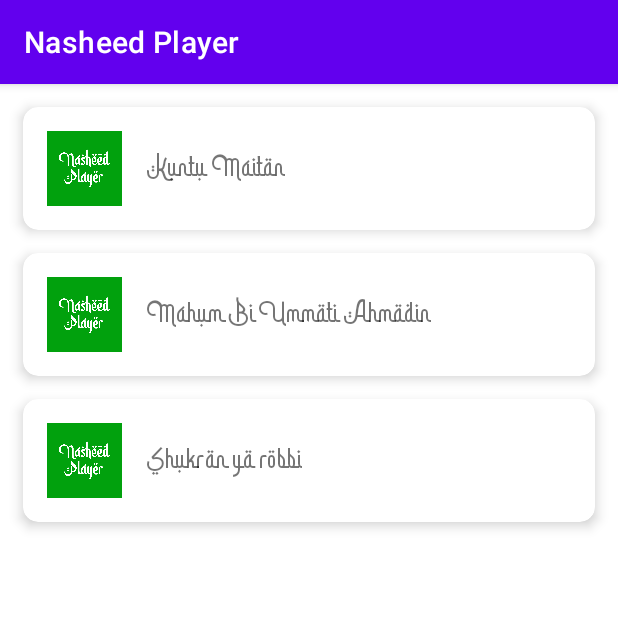
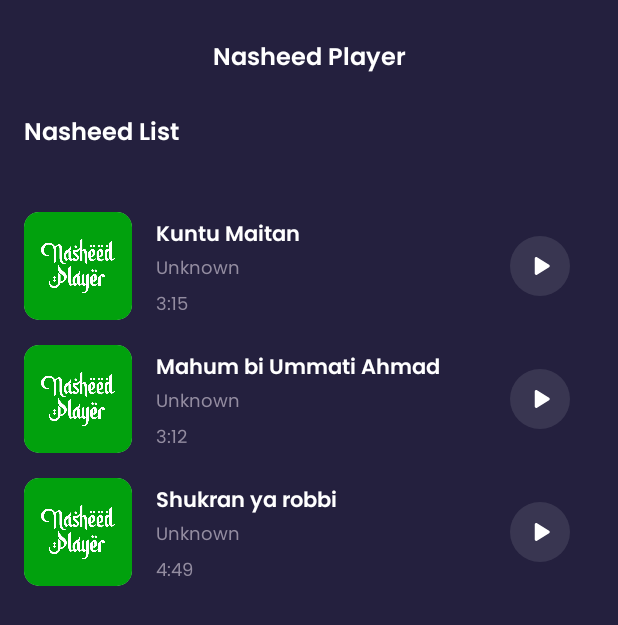
Before and after one commit to UsmonHamidulloh/nasheed-player, an Android app: the screen it shows after launch (MainActivity), on a phone screen of 412 x 824 dp. Shown: the top 625 px of the screen. Run offline under Robolectric (Android 15) with nearby library versions, the phone set to English and light mode, and no system bars.

Commit message:
UI corrected (Nasheed List) model has been changed added new fonts

```diff
--- a/app/src/main/java/com/hamidulloh/nasheedplayer/model/Nasheed.kt
+++ b/app/src/main/java/com/hamidulloh/nasheedplayer/model/Nasheed.kt
@@ -3,7 +3,9 @@ package com.hamidulloh.nasheedplayer.model
 data class Nasheed(
     val id: Int,
     val name: String,
+    val author: String,
+    val duration: String,
     val path: Int,
-    val cover: Int,
+    val image: Int,
     val filename: String
 )
--- a/app/src/main/java/com/hamidulloh/nasheedplayer/ui/adapter/NasheedAdapter.kt
+++ b/app/src/main/java/com/hamidulloh/nasheedplayer/ui/adapter/NasheedAdapter.kt
@@ -9,13 +9,14 @@ import com.hamidulloh.nasheedplayer.databinding.ItemNasheedBinding
 import com.hamidulloh.nasheedplayer.model.Nasheed
 
 class NasheedAdapter(
-    val itemClickListener: NasheedItemCallback
+    private val itemClickListener: NasheedItemCallback
 ) : ListAdapter<Nasheed, NasheedAdapter.ViewHolder>(NasheedDiffCallback()) {
 
     override fun onCreateViewHolder(parent: ViewGroup, viewType: Int): ViewHolder {
         val binding = ItemNasheedBinding.inflate(
             LayoutInflater.from(parent.context),
-            parent, false)
+            parent, false
+        )
 
         return ViewHolder(binding)
     }
@@ -23,12 +24,21 @@ class NasheedAdapter(
     override fun onBindViewHolder(holder: ViewHolder, position: Int) {
         val nasheed = getItem(position)
 
-        holder.binding.name.text = nasheed.name
-        holder.binding.cover.setImageResource(nasheed.cover)
+        holder.apply {
+            binding.apply {
+                nName.text = nasheed.name
+                nAuthor.text = nasheed.author
+                nDuration.text = nasheed.duration
 
-        holder.binding.root.setOnClickListener {
-            itemClickListener.onItemClick(nasheed)
+                nImage.setImageResource(nasheed.image)
+
+                root.setOnClickListener {
+                    itemClickListener.onItemClick(nasheed)
+                }
+            }
         }
+
+
     }
 
     class NasheedDiffCallback : DiffUtil.ItemCallback<Nasheed>() {
@@ -45,6 +55,5 @@ class NasheedAdapter(
         fun onItemClick(item: Nasheed) = itemClickListener(item)
     }
 
-    class ViewHolder(val binding: ItemNasheedBinding)
-        : RecyclerView.ViewHolder(binding.root)
+    class ViewHolder(val binding: ItemNasheedBinding) : RecyclerView.ViewHolder(binding.root)
 }
--- a/app/src/main/java/com/hamidulloh/nasheedplayer/ui/fragments/ListFragment.kt
+++ b/app/src/main/java/com/hamidulloh/nasheedplayer/ui/fragments/ListFragment.kt
@@ -29,8 +29,10 @@ class ListFragment : Fragment() {
             val navDirections = ListFragmentDirections.actionListFragmentToPlayerFragment(
                 id = it.id,
                 name = it.name,
+                author = it.author,
+                duration = it.duration,
                 path = it.path,
-                cover = it.cover,
+                cover = it.image,
                 filename = it.filename
             )
             findNavController().navigate(navDirections)
--- a/app/src/main/java/com/hamidulloh/nasheedplayer/ui/fragments/PlayerFragment.kt
+++ b/app/src/main/java/com/hamidulloh/nasheedplayer/ui/fragments/PlayerFragment.kt
@@ -1,7 +1,6 @@
 package com.hamidulloh.nasheedplayer.ui.fragments
 
 import android.os.Bundle
-import android.util.Log
 import android.view.LayoutInflater
 import android.view.View
 import android.view.ViewGroup
@@ -43,7 +42,7 @@ class PlayerFragment : Fragment() {
         viewModel.nasheedLiveData.observe(requireActivity(), { nasheedLiveData ->
             if (_binding != null) {
                 binding.name.text = nasheedLiveData.name
-                binding.image.setImageResource(nasheed.cover)
+                binding.image.setImageResource(nasheed.image)
                 nasheed = nasheedLiveData
                 index = listNasheed.indexOf(nasheed)
             }
@@ -136,8 +135,10 @@ class PlayerFragment : Fragment() {
         nasheed = Nasheed(
             id = args.id,
             name = args.name,
+            author = args.author,
+            duration = args.duration,
             path = args.path,
-            cover = args.cover,
+            image = args.cover,
             filename = args.filename
         )
     }
--- a/app/src/main/java/com/hamidulloh/nasheedplayer/utills/NasheedList.kt
+++ b/app/src/main/java/com/hamidulloh/nasheedplayer/utills/NasheedList.kt
@@ -7,21 +7,27 @@ val listNasheed = arrayListOf<Nasheed>(
     Nasheed(
         id = 0,
         name = "Kuntu Maitan",
-        R.raw.kuntu_maitan,
-        R.drawable.nasheed_player,
-        "kuntu_maitan"),
+        author = "Unknown",
+        duration = "3:15",
+        path    = R.raw.kuntu_maitan,
+        image   = R.drawable.nasheed_player,
+        filename = "kuntu_maitan"),
+
     Nasheed(
-        1,
-        "Mahum Bi Ummati Ahmadin",
-        R.raw.mahum_bi_ummati_ahmadin,
-        R.drawable.nasheed_player,
-        "mahum_bi_ummati_ahmadin"
-    ),
+        id = 0,
+        name = "Mahum bi Ummati Ahmad",
+        author = "Unknown",
+        duration = "3:12",
+        path    = R.raw.mahum_bi_ummati_ahmadin,
+        image   = R.drawable.nasheed_player,
+        filename = "mahum_bi_ummati_ahmadin"),
+
     Nasheed(
-        2,
-        "Shukran ya robbi",
-        R.raw.shukran_ya_robbi,
-        R.drawable.nasheed_player,
-        "shukran_ya_robbi"
-    )
+        id = 0,
+        name = "Shukran ya robbi",
+        author = "Unknown",
+        duration = "4:49",
+        path    = R.raw.shukran_ya_robbi,
+        image   = R.drawable.nasheed_player,
+        filename = "shukran_ya_robbi"),
 )
--- /dev/null
+++ b/app/src/main/res/drawable/ic_circle_play.xml
@@ -0,0 +1,13 @@
+<vector xmlns:android="http://schemas.android.com/apk/res/android"
+    android:width="40dp"
+    android:height="40dp"
+    android:viewportWidth="40"
+    android:viewportHeight="40">
+  <path
+      android:pathData="M20,20m-20,0a20,20 0,1 1,40 0a20,20 0,1 1,-40 0"
+      android:fillColor="#393651"/>
+  <path
+      android:pathData="M16.5,14.972V25.028C16.5,25.7948 17.3576,26.2607 18.018,25.8433L26.0416,20.8153C26.6528,20.4368 26.6528,19.5632 26.0416,19.1749L18.018,14.1567C17.3576,13.7393 16.5,14.2052 16.5,14.972Z"
+      android:fillColor="#ffffff"
+      android:fillType="evenOdd"/>
+</vector>
--- a/app/src/main/res/layout/fragment_list.xml
+++ b/app/src/main/res/layout/fragment_list.xml
@@ -1,18 +1,50 @@
 <?xml version="1.0" encoding="utf-8"?>
 <androidx.constraintlayout.widget.ConstraintLayout xmlns:android="http://schemas.android.com/apk/res/android"
+    xmlns:app="http://schemas.android.com/apk/res-auto"
+    xmlns:tools="http://schemas.android.com/tools"
     android:layout_width="match_parent"
     android:layout_height="match_parent"
-    xmlns:app="http://schemas.android.com/apk/res-auto"
-    xmlns:tools="http://schemas.android.com/tools">
+    android:background="@color/purple">
+
+    <TextView
+        android:id="@+id/title"
+        android:layout_width="wrap_content"
+        android:layout_height="wrap_content"
+        android:layout_marginTop="25dp"
+        android:fontFamily="@font/poppins_semi_bold"
+        android:text="@string/title_list_fragment"
+        android:textColor="@color/white"
+        android:textSize="16sp"
+        android:textStyle="bold"
+        app:layout_constraintEnd_toEndOf="parent"
+        app:layout_constraintStart_toStartOf="parent"
+        app:layout_constraintTop_toTopOf="parent" />
+
+    <TextView
+        android:id="@+id/n_list"
+        android:layout_width="wrap_content"
+        android:layout_height="wrap_content"
+        android:layout_marginStart="16dp"
+        android:layout_marginTop="22dp"
+        android:fontFamily="@font/poppins_semi_bold"
+        android:text="@string/nasheed_list_fragment_list"
+        android:textColor="@color/white"
+        android:textSize="16sp"
+        android:textStyle="bold"
+        app:layout_constraintStart_toStartOf="parent"
+        app:layout_constraintTop_toBottomOf="@id/title" />
+
 
     <androidx.recyclerview.widget.RecyclerView
         android:id="@+id/nasheed_list"
         android:layout_width="match_parent"
         android:layout_height="0dp"
+        android:layout_marginHorizontal="16dp"
+        android:layout_marginTop="22dp"
+        app:layout_constraintBottom_toBottomOf="parent"
+        app:layout_constraintEnd_toEndOf="parent"
         app:layout_constraintStart_toStartOf="parent"
-        app:layout_constraintEnd_toEndOf="parent"
-        app:layout_constraintTop_toTopOf="parent"
-        app:layout_constraintBottom_toBottomOf="parent"
+        app:layout_constraintTop_toBottomOf="@id/n_list"
         tools:listitem="@layout/item_nasheed" />
 
 </androidx.constraintlayout.widget.ConstraintLayout>
--- a/app/src/main/res/layout/item_nasheed.xml
+++ b/app/src/main/res/layout/item_nasheed.xml
@@ -1,45 +1,82 @@
 <?xml version="1.0" encoding="utf-8"?>
-<androidx.cardview.widget.CardView xmlns:android="http://schemas.android.com/apk/res/android"
+<androidx.constraintlayout.widget.ConstraintLayout xmlns:android="http://schemas.android.com/apk/res/android"
     xmlns:app="http://schemas.android.com/apk/res-auto"
     xmlns:tools="http://schemas.android.com/tools"
     android:layout_width="match_parent"
     android:layout_height="wrap_content"
-    android:layout_marginHorizontal="15dp"
-    android:layout_marginTop="15dp"
+    android:layout_marginTop="16dp"
     android:clickable="true"
-    android:focusable="true"
-    android:foreground="?attr/selectableItemBackground"
-    app:cardCornerRadius="10dp"
-    app:cardElevation="5dp">
+    android:focusable="true">
 
-    <androidx.constraintlayout.widget.ConstraintLayout
-        android:layout_width="match_parent"
-        android:layout_height="match_parent"
-        android:layout_marginHorizontal="16dp"
-        android:layout_marginVertical="16dp">
+    <androidx.cardview.widget.CardView
+        android:id="@+id/image_frame"
+        android:layout_width="72dp"
+        android:layout_height="72dp"
+        android:elevation="0dp"
+        app:cardCornerRadius="10dp"
+        app:cardElevation="0dp"
+        app:layout_constraintStart_toStartOf="parent"
+        app:layout_constraintTop_toTopOf="parent">
 
         <ImageView
-            android:id="@+id/cover"
-            android:layout_width="50dp"
-            android:layout_height="50dp"
+            android:id="@+id/n_image"
+            android:layout_width="match_parent"
+            android:layout_height="match_parent"
             android:scaleType="centerCrop"
             android:src="@drawable/nasheed_player"
-            app:layout_constraintStart_toStartOf="parent"
-            app:layout_constraintTop_toTopOf="parent"
             tools:ignore="ContentDescription" />
 
-        <TextView
-            android:id="@+id/name"
-            android:layout_width="wrap_content"
-            android:layout_height="wrap_content"
-            android:layout_marginStart="16dp"
-            android:fontFamily="@font/bismillah_script"
-            android:text="@string/app_name"
-            android:textSize="24sp"
-            app:layout_constraintBottom_toBottomOf="@id/cover"
-            app:layout_constraintStart_toEndOf="@id/cover"
-            app:layout_constraintTop_toTopOf="@id/cover" />
+    </androidx.cardview.widget.CardView>
 
-    </androidx.constraintlayout.widget.ConstraintLayout>
+    <TextView
+        android:id="@+id/n_name"
+        android:layout_width="wrap_content"
+        android:layout_height="wrap_content"
+        android:layout_marginStart="16dp"
+        android:layout_marginTop="4dp"
+        android:fontFamily="@font/poppins_semi_bold"
+        android:text="Shukran ya rab"
+        android:textColor="@color/white"
+        android:textSize="14sp"
+        android:textStyle="bold"
+        app:layout_constraintStart_toEndOf="@id/image_frame"
+        app:layout_constraintTop_toTopOf="@id/image_frame"
+        tools:ignore="HardcodedText" />
 
-</androidx.cardview.widget.CardView>
+    <TextView
+        android:id="@+id/n_author"
+        android:layout_width="wrap_content"
+        android:layout_height="wrap_content"
+        android:layout_marginTop="0dp"
+        android:fontFamily="@font/poppins_regular"
+        android:text="Unknown"
+        android:textColor="@color/white_50"
+        android:textSize="12sp"
+        app:layout_constraintStart_toStartOf="@id/n_name"
+        app:layout_constraintTop_toBottomOf="@id/n_name"
+        tools:ignore="HardcodedText" />
+
+    <TextView
+        android:id="@+id/n_duration"
+        android:layout_width="wrap_content"
+        android:layout_height="wrap_content"
+        android:layout_marginTop="3dp"
+        android:fontFamily="@font/poppins_regular"
+        android:text="4:49"
+        android:textColor="@color/white_50"
+        android:textSize="12sp"
+        app:layout_constraintStart_toStartOf="@id/n_author"
+        app:layout_constraintTop_toBottomOf="@id/n_author"
+        tools:ignore="HardcodedText" />
+
+    <ImageView
+        android:layout_width="wrap_content"
+        android:layout_height="wrap_content"
+        android:layout_marginEnd="16dp"
+        android:src="@drawable/ic_circle_play"
+        app:layout_constraintBottom_toBottomOf="@id/image_frame"
+        app:layout_constraintEnd_toEndOf="parent"
+        app:layout_constraintTop_toTopOf="@id/image_frame" />
+
+
+</androidx.constraintlayout.widget.ConstraintLayout>
--- a/app/src/main/res/navigation/main_navigation.xml
+++ b/app/src/main/res/navigation/main_navigation.xml
@@ -31,5 +31,12 @@
         <argument
             android:name="filename"
             app:argType="string" />
+        <argument
+            android:name="author"
+            app:argType="string"
+            android:defaultValue="Unknown" />
+        <argument
+            android:name="duration"
+            app:argType="string" />
     </fragment>
 </navigation>
--- /dev/null
+++ b/app/src/main/res/values-night/strings.xml
@@ -0,0 +1,5 @@
+<?xml version="1.0" encoding="utf-8"?>
+<resources>
+    <string name="title_list_fragment">Library</string>
+    <string name="nasheed_list_fragment_list">Nasheed List</string>
+</resources>
--- a/app/src/main/res/values/colors.xml
+++ b/app/src/main/res/values/colors.xml
@@ -7,4 +7,7 @@
     <color name="teal_700">#FF018786</color>
     <color name="black">#FF000000</color>
     <color name="white">#FFFFFFFF</color>
+
+    <color name="purple">#24203E</color>
+    <color name="white_50">#938ca0</color>
 </resources>
--- a/app/src/main/res/values/strings.xml
+++ b/app/src/main/res/values/strings.xml
@@ -1,3 +1,5 @@
 <resources>
     <string name="app_name">Nasheed Player</string>
+    <string name="title_list_fragment">Nasheed Player</string>
+    <string name="nasheed_list_fragment_list">Nasheed List</string>
 </resources>
--- a/app/src/main/res/values/themes.xml
+++ b/app/src/main/res/values/themes.xml
@@ -1,9 +1,9 @@
 <resources xmlns:tools="http://schemas.android.com/tools">
     <!-- Base application theme. -->
-    <style name="Theme.NasheedPlayer" parent="Theme.MaterialComponents.DayNight.DarkActionBar">
+    <style name="Theme.NasheedPlayer" parent="Theme.AppCompat.DayNight.NoActionBar">
         <!-- Primary brand color. -->
-        <item name="colorPrimary">@color/purple_500</item>
-        <item name="colorPrimaryVariant">@color/purple_700</item>
+        <item name="colorPrimary">@color/purple</item>
+        <item name="colorPrimaryVariant">@color/purple</item>
         <item name="colorOnPrimary">@color/white</item>
         <!-- Secondary brand color. -->
         <item name="colorSecondary">@color/teal_200</item>
@@ -12,5 +12,6 @@
         <!-- Status bar color. -->
         <item name="android:statusBarColor" tools:targetApi="l">?attr/colorPrimaryVariant</item>
         <!-- Customize your theme here. -->
+        <item name="android:navigationBarColor">#24203E</item>
     </style>
 </resources>
```
Also changed, not shown: app/src/main/res/font/poppins_regular.ttf (added), app/src/main/res/font/poppins_semi_bold.ttf (added).
